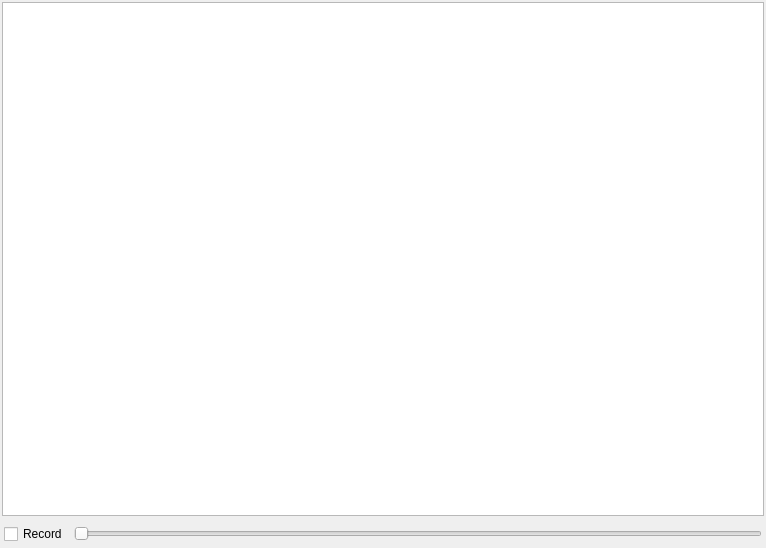
Old version of the form qteditor/QtEditor/profilerui.ui in the repository nem0/LumixEngine.
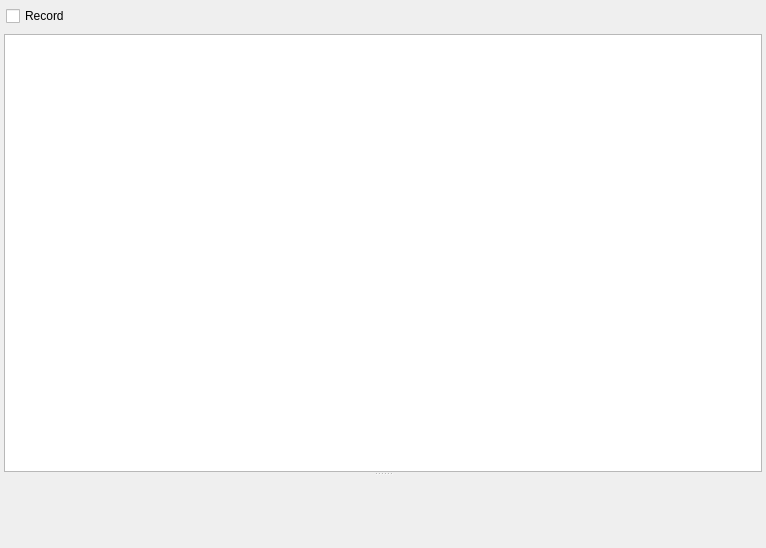
New version of the form. Custom widgets are drawn as their Qt base class.

Commit message: improved graph in the profiler

The edit to the form file:
```diff
--- a/qteditor/QtEditor/profilerui.ui
+++ b/qteditor/QtEditor/profilerui.ui
@@ -28,24 +28,8 @@
      <number>2</number>
     </property>
     <item>
-     <widget class="QTreeView" name="profileTreeView">
-      <property name="alternatingRowColors">
-       <bool>true</bool>
-      </property>
-      <attribute name="headerVisible">
-       <bool>true</bool>
-      </attribute>
-      <attribute name="headerDefaultSectionSize">
-       <number>200</number>
-      </attribute>
-      <attribute name="headerStretchLastSection">
-       <bool>false</bool>
-      </attribute>
-     </widget>
-    </item>
-    <item>
-     <widget class="QWidget" name="widget" native="true">
-      <layout class="QHBoxLayout" name="horizontalLayout">
+     <widget class="QWidget" name="widget_3" native="true">
+      <layout class="QVBoxLayout" name="verticalLayout_2">
        <property name="leftMargin">
         <number>2</number>
        </property>
@@ -59,17 +43,50 @@
         <number>2</number>
        </property>
        <item>
-        <widget class="QCheckBox" name="recordCheckBox">
-         <property name="text">
-          <string>Record</string>
-         </property>
+        <widget class="QWidget" name="widget" native="true">
+         <layout class="QHBoxLayout" name="horizontalLayout">
+          <property name="leftMargin">
+           <number>2</number>
+          </property>
+          <property name="topMargin">
+           <number>2</number>
+          </property>
+          <property name="rightMargin">
+           <number>2</number>
+          </property>
+          <property name="bottomMargin">
+           <number>2</number>
+          </property>
+          <item>
+           <widget class="QCheckBox" name="recordCheckBox">
+            <property name="text">
+             <string>Record</string>
+            </property>
+           </widget>
+          </item>
+         </layout>
         </widget>
        </item>
        <item>
-        <widget class="QSlider" name="frameSlider">
+        <widget class="QSplitter" name="splitter">
          <property name="orientation">
-          <enum>Qt::Horizontal</enum>
+          <enum>Qt::Vertical</enum>
          </property>
+         <widget class="QTreeView" name="profileTreeView">
+          <property name="alternatingRowColors">
+           <bool>true</bool>
+          </property>
+          <attribute name="headerVisible">
+           <bool>true</bool>
+          </attribute>
+          <attribute name="headerDefaultSectionSize">
+           <number>200</number>
+          </attribute>
+          <attribute name="headerStretchLastSection">
+           <bool>false</bool>
+          </attribute>
+         </widget>
+         <widget class="ProfilerGraph" name="graphView" native="true"/>
         </widget>
        </item>
       </layout>
@@ -78,6 +95,14 @@
    </layout>
   </widget>
  </widget>
+ <customwidgets>
+  <customwidget>
+   <class>ProfilerGraph</class>
+   <extends>QWidget</extends>
+   <header>profilergraph.h</header>
+   <container>1</container>
+  </customwidget>
+ </customwidgets>
  <resources/>
  <connections/>
 </ui>
```
The commit also changes 8 other files.
